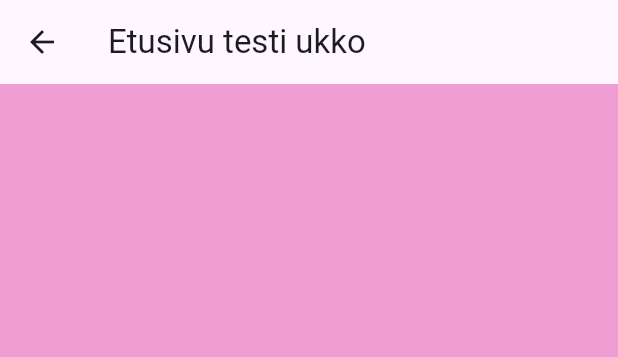
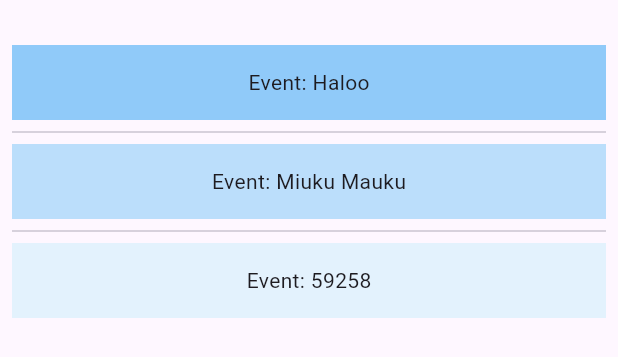
Before and after one commit to SamuelKoistinen/LuminaryEventsMobile, a Flutter app: the MainScreen widget shown alone on an empty page, opened directly, on a phone screen of 412 x 824 dp. Shown: the top 357 px of the screen. Run offline on Flutter 3.47's test engine with Material 3 defaults, Android fonts, the phone set to English and light mode, and no system bars; our stand-ins replace envied, go_router, persistent_bottom_nav_bar_v2, table_calendar; missing offline and left inert: dart:ffi; network calls fail.

Commit message:
Added adjustable insets, added extra padding to top to fix clipping

```diff
--- a/luminary_events/lib/HomeSivu.dart
+++ b/luminary_events/lib/HomeSivu.dart
@@ -1,4 +1,9 @@
 import 'package:flutter/material.dart';
+import 'package:luminary_events/CalendarSivu.dart';
+import 'utils.dart';
+
+final List<String> entries = <String>['Haloo', 'Miuku Mauku', '59258'];
+final List<int> colorCodes = <int>[200, 100, 50];
 
 class MainScreen extends StatelessWidget {
   const MainScreen({super.key, this.useRouter = false});
@@ -6,13 +11,18 @@ class MainScreen extends StatelessWidget {
   final bool useRouter;
 
   @override
-  Widget build(BuildContext context) => Scaffold(
-        appBar: AppBar(title: const Text("Etusivu testi ukko")),
-        backgroundColor: const Color.fromARGB(255, 238, 158, 211),
-        body: ListView(
-          padding: const EdgeInsets.all(16)
-              .copyWith(bottom: MediaQuery.of(context).padding.bottom),
-          children: const <Widget>[],
-        ),
-      );
+  Widget build(BuildContext context) {
+    return ListView.separated(
+      padding: const EdgeInsets.only(top: 30, right: 8, left: 8, bottom: 8),
+      itemCount: entries.length,
+      itemBuilder: (BuildContext context, int index) {
+        return Container(
+          height: 50,
+          color: Colors.blue[colorCodes[index]],
+          child: Center(child: Text('Event: ${entries[index]}')),
+        );
+      },
+      separatorBuilder: (BuildContext context, int index) => const Divider(),
+    );
+  }
 }
```
